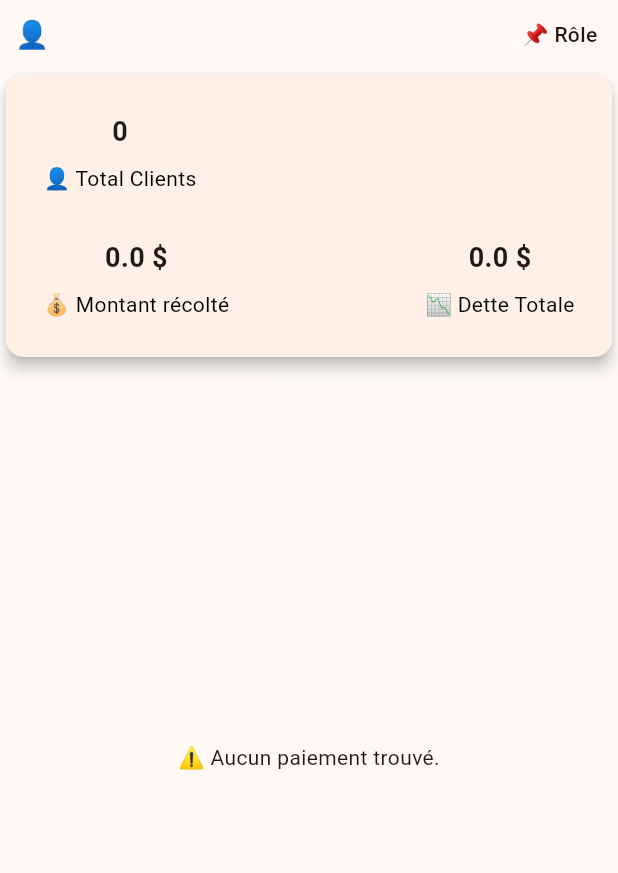
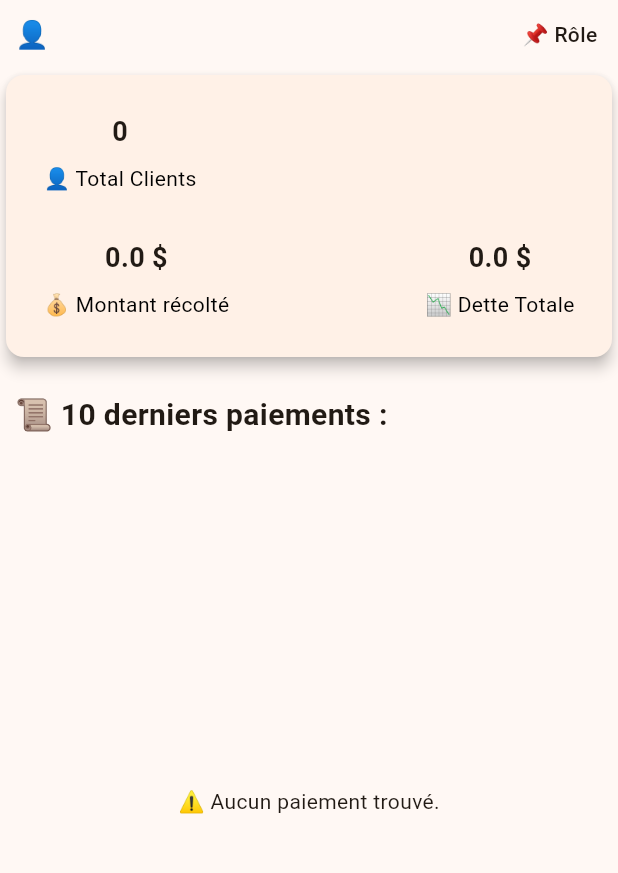
Before and after one commit to Jospin6/basileapp, a Flutter app: the Homepage screen opened directly, on a phone screen of 412 x 824 dp, the part 84-957 px from its top. Run offline on Flutter 3.47's test engine with Material 3 defaults, Android fonts, the phone set to English and light mode, and no system bars; our stand-ins replace cloud_firestore, connectivity_plus, firebase_core, pdf, printing, shared_preferences and 1 more; accounts and stored records are empty.

Commit message:
fix db request

```diff
--- a/lib/db/database_helper.dart
+++ b/lib/db/database_helper.dart
@@ -435,7 +435,12 @@ class DatabaseHelper {
 
   Future<List<Map<String, dynamic>>> getAllPaymentsHistory() async {
     final db = await database;
-    return await db.query('paiements_history');
+    return await db.rawQuery('''
+      SELECT paiements_history.*, clients.name AS client_name, clients.postName AS client_postName, taxes.amount AS tax_amount, taxes.name AS tax_name
+      FROM paiements_history
+      LEFT JOIN clients ON paiements_history.id_client = clients.id
+      LEFT JOIN taxes ON paiements_history.id_taxe = taxes.id
+    ''');
   }
 
   // Fonction pour récupérer tout l'historique des paiements d'un client
--- a/lib/screens/homePage.dart
+++ b/lib/screens/homePage.dart
@@ -208,8 +208,7 @@ class _HomepageState extends State<Homepage> {
                     );
                   },
                 ),
-
-                if (agentRole == "Admin")
+              if (agentRole == "Admin")
                 ListTile(
                   leading: const Icon(Icons.area_chart_outlined),
                   title: const Text('Zones'),
@@ -320,14 +319,31 @@ class _HomepageState extends State<Homepage> {
                             children: [
                               _dashboardTile("💰 Montant récolté",
                                   "${dailyAmount.toString()} \$"),
-                              _dashboardTile(
-                                  "📉 Dette Totale", "${totalDebt.toString()} \$"),
+                              _dashboardTile("📉 Dette Totale",
+                                  "${totalDebt.toString()} \$"),
                             ],
                           )
                         ],
                       ),
                     ),
                   ),
+                  const SizedBox(height: 20),
+
+                  // 🔹 Affichage des paiements récents
+                  Row(
+                    mainAxisAlignment: MainAxisAlignment.start,
+                    children: [
+                      Container(
+                        padding: const EdgeInsets.only(left: 10, right: 10),
+                        child: const Text(
+                          "📜 10 derniers paiements :",
+                          style: TextStyle(
+                              fontSize: 20, fontWeight: FontWeight.bold),
+                        ),
+                      ),
+                    ],
+                  ),
+                  const SizedBox(height: 10),
                   Expanded(
                     child: FutureBuilder<List<Map<String, dynamic>>>(
                       future: dbHelper.fetchLatestClientsPayments(),
@@ -342,8 +358,7 @@ class _HomepageState extends State<Homepage> {
                         } else if (!snapshot.hasData ||
                             snapshot.data!.isEmpty) {
                           return const Center(
-                              child: Text(
-                                  '⚠️ Aucun paiement trouvé.'));
+                              child: Text('⚠️ Aucun paiement trouvé.'));
                         }
 
                         final payments = snapshot.data!;
--- a/lib/screens/paiementsPage.dart
+++ b/lib/screens/paiementsPage.dart
@@ -129,7 +129,9 @@ class _PaiementsPageState extends State<PaiementsPage> {
               itemCount: payments.length,
               itemBuilder: (context, index) {
                 final payment = payments[index];
-                return ListTile(
+                return Card(
+                  elevation: 3,
+                  child: ListTile(
                     title: Text('💰 Montant: ${payment['amount_recu']} \$'),
                     subtitle: Text(
                       '👤 ${payment['client_name']},\n📍 Taxe: ${payment['tax_name']},\n📅 ${formatDate.formatCreatedAt(payment['created_at'])}',
@@ -150,6 +152,7 @@ class _PaiementsPageState extends State<PaiementsPage> {
                           Text('Total: ${payment['amount_tot']} \$')
                       ],
                     ),
+                  ),
                 );
               },
             );
--- a/lib/widgets/agentHistoryTab.dart
+++ b/lib/widgets/agentHistoryTab.dart
@@ -96,7 +96,9 @@ class _AgentHistoryTabState extends State<AgentHistoryTab> {
                   itemCount: paymentHistory.length,
                   itemBuilder: (context, index) {
                     final payment = paymentHistory[index];
-                    return ListTile(
+                    return Card(
+                      elevation: 3,
+                      child: ListTile(
                         title: Text(
                           '💰 Montant: ${payment['amount_recu']} \$',
                           style: const TextStyle(fontWeight: FontWeight.bold),
@@ -113,6 +115,7 @@ class _AgentHistoryTabState extends State<AgentHistoryTab> {
                           ],
                         ),
                         isThreeLine: true,
+                      ),
                     );
                   },
                 );
```
Also changed, not shown: lib/widgets/adminTaxesWidget.dart (+7 -4 lines), lib/widgets/agentDashboardTab.dart (+27 -2 lines), lib/widgets/agentTaxesWidget.dart (+7 -4 lines). Lines whose indentation alone changed are shown as unchanged.
